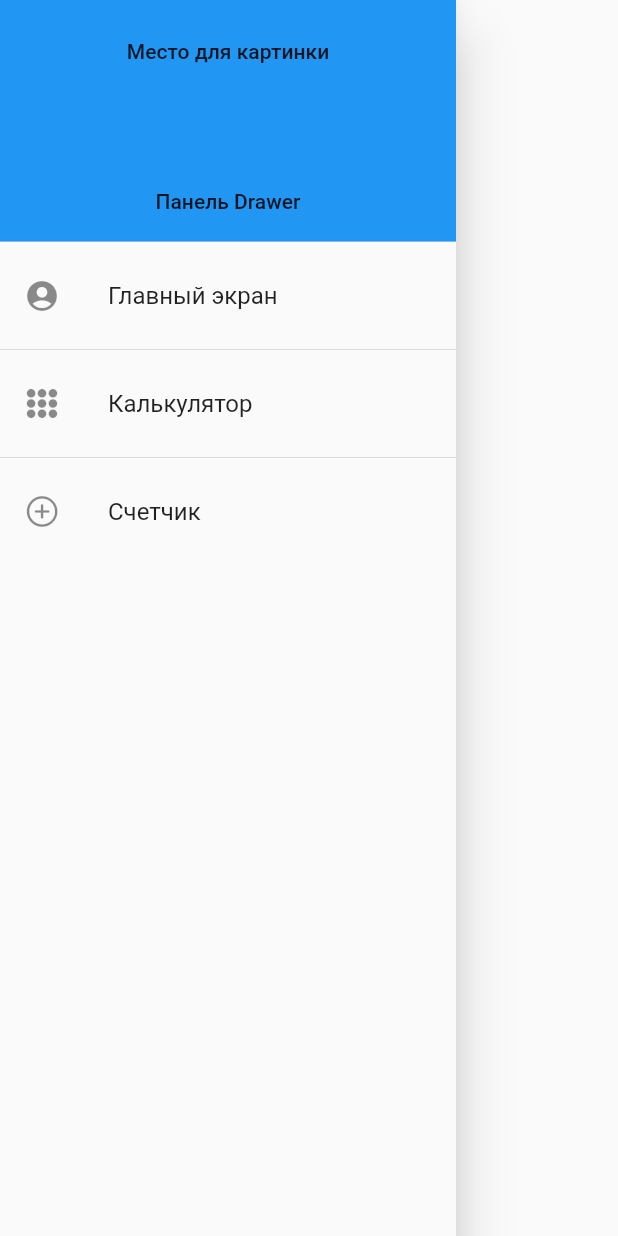
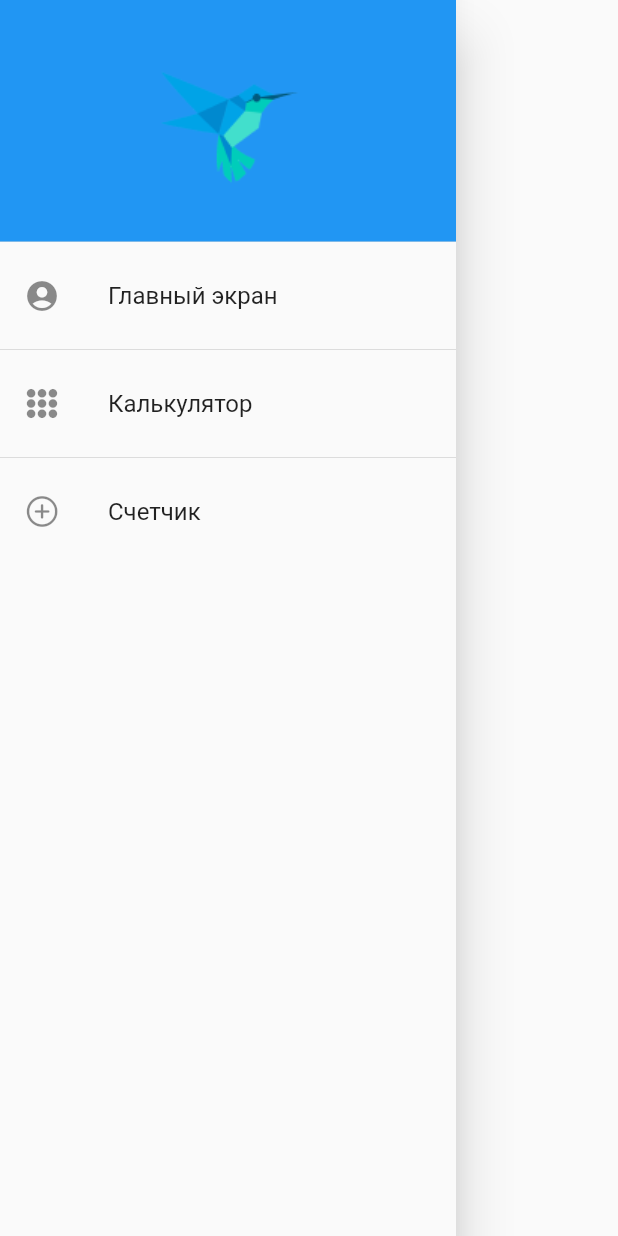
Before and after one commit to IvanAGrebenkin/final_project-master, a Flutter app: what navDrawer() shows on an empty page, opened directly, on a phone screen of 412 x 824 dp. Run offline on Flutter 3.47's test engine with Material 2 defaults, Android fonts, the phone set to English and light mode, and no system bars; our stand-ins replace shared_preferences; missing offline and left inert: sliding_switch; accounts and stored records are empty; network calls fail.

Commit message:
Добавлен значек Flutter в Navigation Drawer

```diff
--- a/lib/Utils/widgets.dart
+++ b/lib/Utils/widgets.dart
@@ -22,9 +22,8 @@ Widget navDrawer(context) => Drawer(
                   decoration: const BoxDecoration(
                     borderRadius: BorderRadius.all(Radius.circular(50.0)),
                   ),
-                  child: const Text('Место для картинки'),
+                  child: const Image(image: AssetImage('assets/dart-logo 1.png'),),
                 ),
-                const Text('Панель Drawer'),
               ],
             ),
           )),
```
